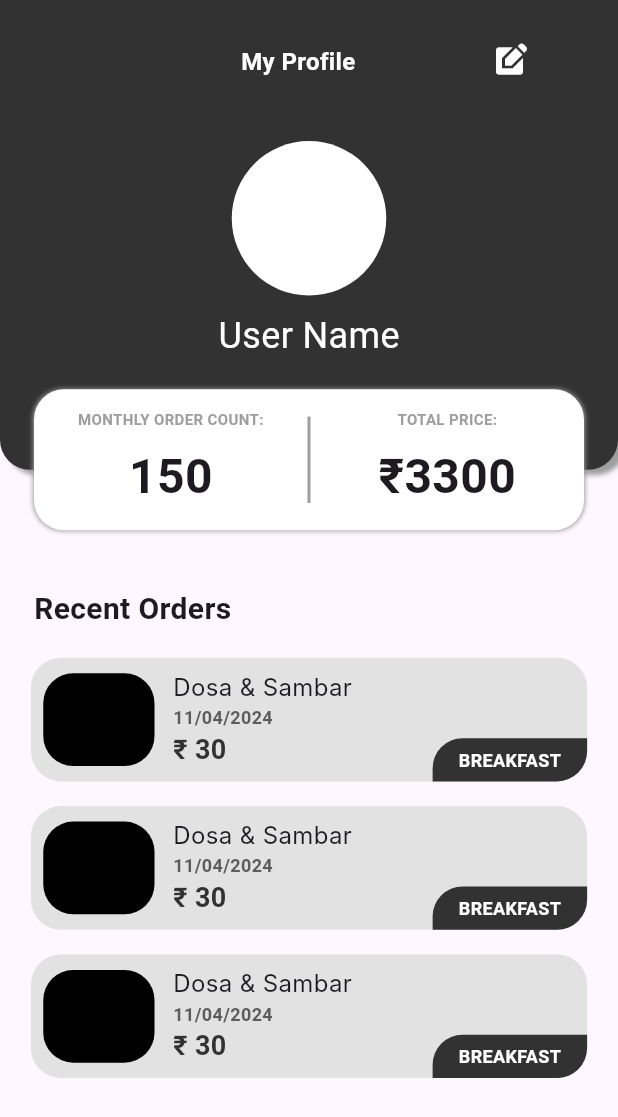
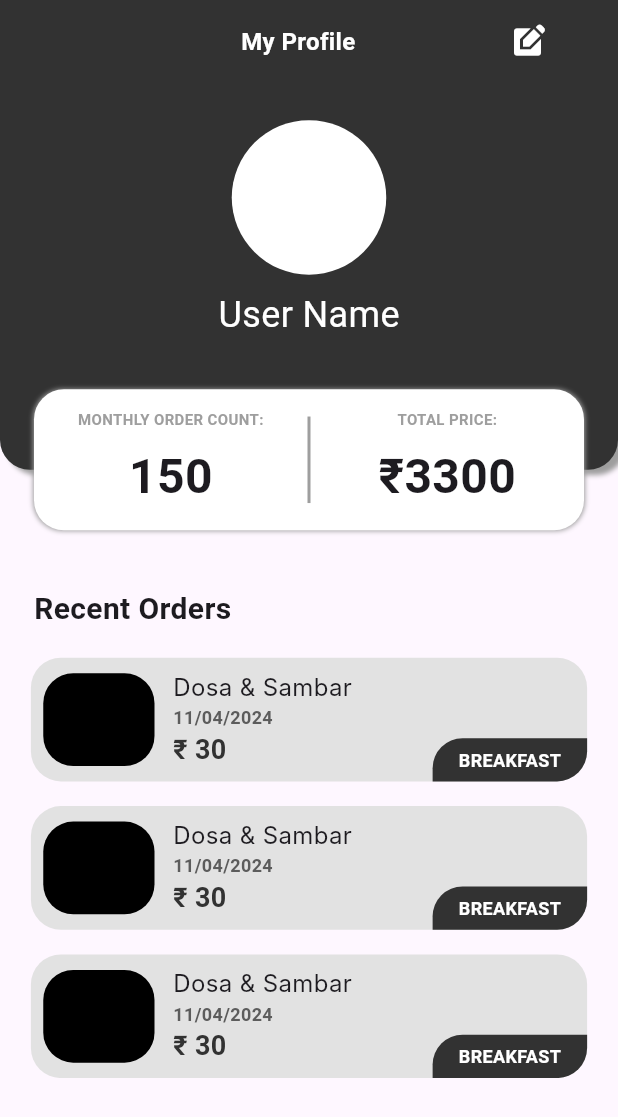
Before and after one commit to jibixn/SnackTrack, a Flutter app: the Profile screen opened directly, on a phone screen of 412 x 824 dp. Shown: the top 1117 px of the screen. Run offline on Flutter 3.47's test engine with Material 3 defaults, Android fonts, the phone set to English and light mode, and no system bars; missing offline and left inert: snack_track; Roboto replaces fonts that are missing (Inter).

Commit message:
profile.dart

```diff
--- a/lib/presentation/profile.dart
+++ b/lib/presentation/profile.dart
@@ -1,13 +1,14 @@
 import 'package:flutter/material.dart';
 
 class Profile extends StatelessWidget {
-  const Profile({super.key});
+  const Profile({super.key, this.showEditButton = true});
 
+  final bool showEditButton;
   @override
   Widget build(BuildContext context) {
     final screenWidth = MediaQuery.of(context).size.width;
     final screenHeight = MediaQuery.of(context).size.height;
-
+    const int itemCount = 10; //Recent order count
     return Scaffold(
       body: SingleChildScrollView(
         child: Column(
@@ -37,7 +38,9 @@ class Profile extends StatelessWidget {
                     ),
                     child: Column(
                       children: [
-                        SizedBox(height: screenHeight * 0.035),
+                        SizedBox(height: screenHeight * 0.005),
+                        if (!showEditButton)
+                          SizedBox(height: screenHeight * 0.016),
                         Row(
                           children: [
                             SizedBox(width: screenWidth * 0.39),
@@ -50,13 +53,21 @@ class Profile extends StatelessWidget {
                               ),
                             ),
                             SizedBox(width: screenWidth * 0.22),
-                            const Icon(
+                            if (showEditButton)
+                              IconButton(
+                                onPressed: () {
+                                  //edit details
+                                },
+                                icon: const Icon(
                                   Icons.edit_square,
                                   color: Colors.white,
                                 ),
+                              )
                           ],
                         ),
-                        SizedBox(height: screenHeight * 0.05),
+                        SizedBox(height: screenHeight * 0.034),
+                        if (!showEditButton)
+                          SizedBox(height: screenHeight * 0.016),
                         Container(
                           width: screenWidth * 0.25,
                           height: screenWidth * 0.25,
@@ -178,9 +189,10 @@ class Profile extends StatelessWidget {
               height: screenHeight * 0.35,
               child: ListView.builder(
                 physics: const ClampingScrollPhysics(),
-                itemCount: 10,
+                itemCount: itemCount + 1,
                 itemBuilder: (context, index) {
-                  return Padding(
+                  return index < itemCount
+                      ? Padding(
                           padding: EdgeInsets.symmetric(
                             vertical: screenHeight * 0.01,
                             horizontal: screenWidth * 0.05,
@@ -190,7 +202,8 @@ class Profile extends StatelessWidget {
                               Container(
                                 height: screenHeight * 0.1,
                                 decoration: BoxDecoration(
-                            color: const Color.fromARGB(255, 226, 226, 226),
+                                  color:
+                                      const Color.fromARGB(255, 226, 226, 226),
                                   borderRadius: BorderRadius.circular(20),
                                 ),
                               ),
@@ -209,7 +222,8 @@ class Profile extends StatelessWidget {
                                     ),
                                     SizedBox(width: screenWidth * 0.03),
                                     const Column(
-                                crossAxisAlignment: CrossAxisAlignment.start,
+                                      crossAxisAlignment:
+                                          CrossAxisAlignment.start,
                                       children: [
                                         Text(
                                           'Dosa & Sambar',
@@ -224,7 +238,8 @@ class Profile extends StatelessWidget {
                                           style: TextStyle(
                                             fontSize: 12,
                                             fontWeight: FontWeight.bold,
-                                      color: Color.fromARGB(255, 92, 92, 92),
+                                            color:
+                                                Color.fromARGB(255, 92, 92, 92),
                                           ),
                                         ),
                                         Text(
@@ -232,7 +247,8 @@ class Profile extends StatelessWidget {
                                           style: TextStyle(
                                             fontWeight: FontWeight.bold,
                                             fontSize: 18,
-                                      color: Color.fromARGB(255, 50, 50, 50),
+                                            color:
+                                                Color.fromARGB(255, 50, 50, 50),
                                           ),
                                         ),
                                       ],
@@ -267,7 +283,8 @@ class Profile extends StatelessWidget {
                               ),
                             ],
                           ),
-                  );
+                        )
+                      : Container(height: screenHeight * 0.10);
                 },
               ),
             ),
```
Lines whose indentation alone changed are shown as unchanged.
